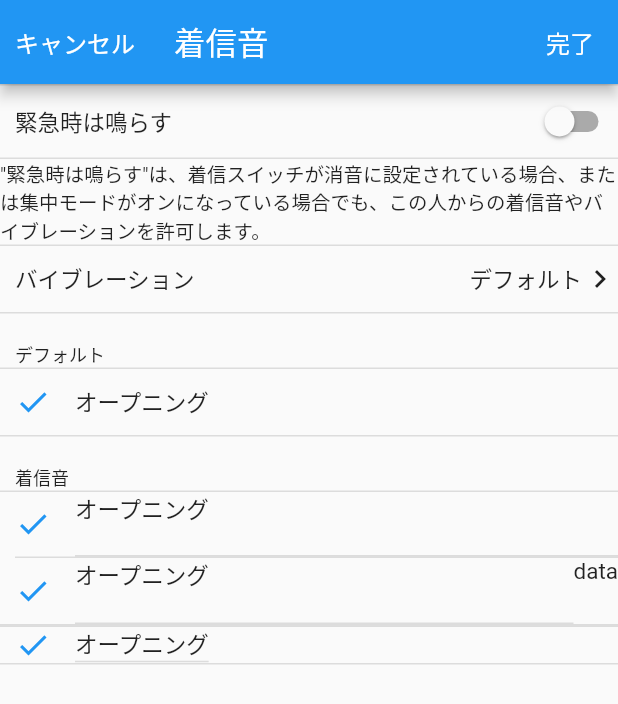
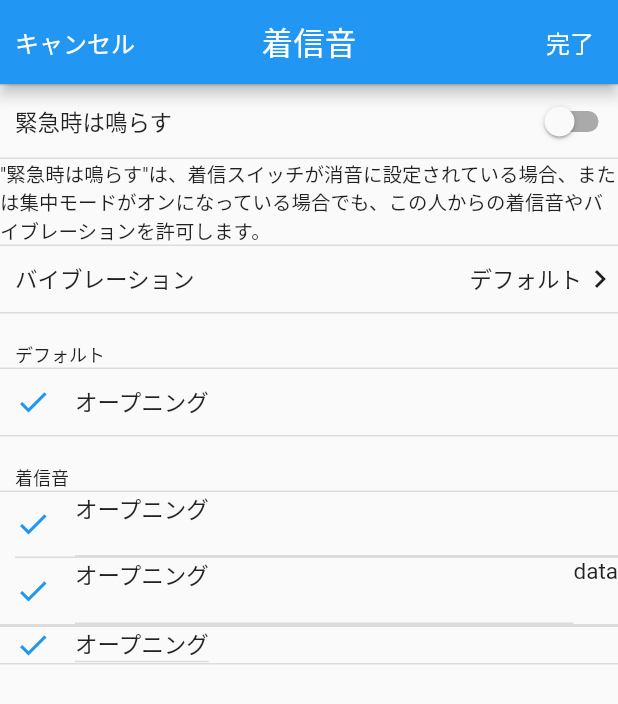
Before and after one commit to Aniokrait/mock_ios_phone_app, a Flutter app: the RingTonePage screen opened by its route, on a phone screen of 412 x 824 dp. Shown: the top 704 px of the screen. Run offline on Flutter 3.47's test engine with Material 2 defaults, Android fonts, the phone set to English and light mode, and no system bars; our stand-ins replace flutter_riverpod.

Commit message:
カスタムアプリバーのUI修正。タイトルが中央に表示されるようにした。

```diff
--- a/lib/pages/widgets/custom_appbar.dart
+++ b/lib/pages/widgets/custom_appbar.dart
@@ -6,7 +6,10 @@ import '../new_contact_page.dart';
 
 class CustomAppBar extends ConsumerWidget implements PreferredSizeWidget {
   const CustomAppBar(
-      {Key? key, required this.leadingText, required this.mainTitle, required this.trailingText})
+      {Key? key,
+      required this.leadingText,
+      required this.mainTitle,
+      required this.trailingText})
       : preferredSize = const Size.fromHeight(kToolbarHeight),
         super(key: key);
 
@@ -30,9 +33,14 @@ class CustomAppBar extends ConsumerWidget implements PreferredSizeWidget {
           style: const TextStyle(fontSize: 16, color: Colors.white),
         ),
       ),
-      title: Text(mainTitle),
+      title: Center(
+        child: Text(mainTitle),
+      ),
       actions: [
-        TextButton(
+        Container(
+          width: 100,
+          alignment: Alignment.centerRight,
+          child: TextButton(
             onPressed: () {
               Navigator.pop(context);
               AppBar();
@@ -42,6 +50,7 @@ class CustomAppBar extends ConsumerWidget implements PreferredSizeWidget {
               style: const TextStyle(fontSize: 16, color: Colors.white),
             ),
           ),
+        ),
       ],
     );
   }
```
Also changed, not shown: lib/data/ring_tone.dart (added). Lines whose indentation alone changed are shown as unchanged.
